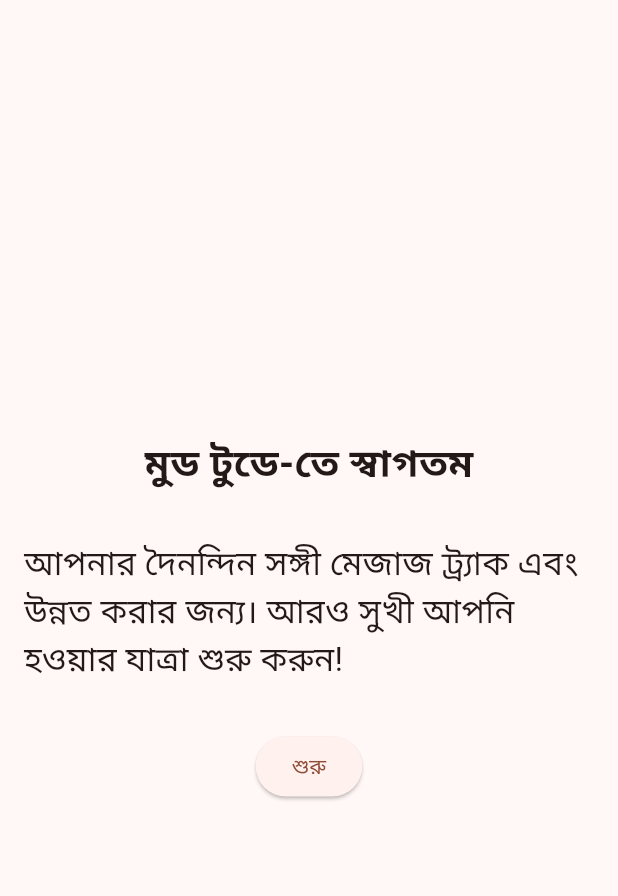
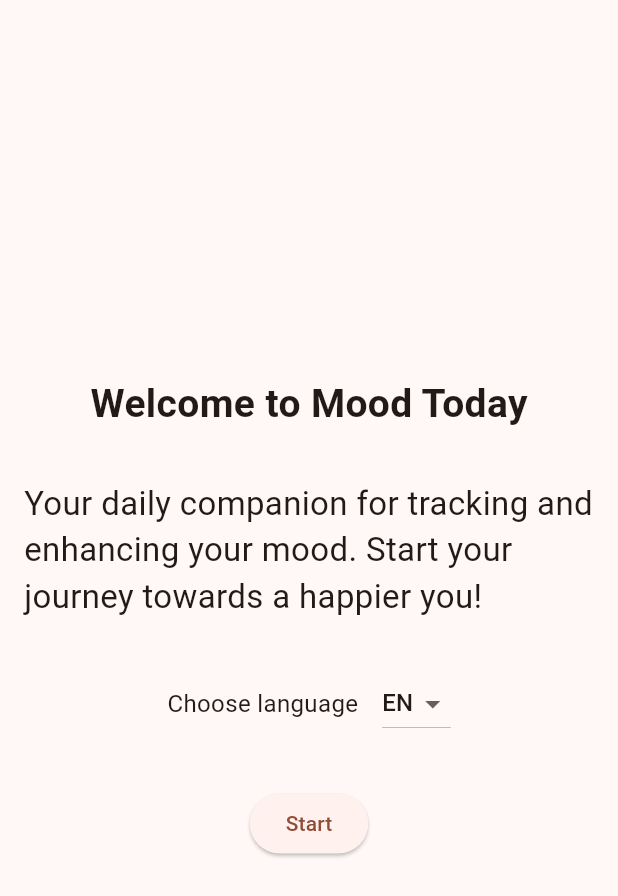
Before and after one commit to shahsamir97/mood_today, a Flutter app: the screen it shows after launch, on a phone screen of 412 x 824 dp. Shown: the top 896 px of the screen. Run offline on Flutter 3.47's test engine with Material 3 defaults, Android fonts, the phone set to English and light mode, and no system bars; our stand-ins replace flutter_bloc.

Commit message:
Change language dynamically

```diff
--- a/lib/blocs/quiz/quiz_bloc.dart
+++ b/lib/blocs/quiz/quiz_bloc.dart
@@ -8,6 +8,7 @@ class QuizBloc extends Bloc<QuizEvent, QuizState> {
     on<NextQuestionEvent>(_onNextQuestion);
     on<SelectAnswerEvent>(_onSelectAnswer);
     on<ResetQuizEvent>(_onResetQuiz);
+    on<OnLanguageChangeEvent>(_onLanguageChange);
   }
 
   void _onNextQuestion(NextQuestionEvent event, Emitter<QuizState> emit) {
@@ -39,4 +40,8 @@ class QuizBloc extends Bloc<QuizEvent, QuizState> {
   void _onResetQuiz(ResetQuizEvent event, Emitter<QuizState> emit) {
     emit(QuizState.initial());
   }
+
+  void _onLanguageChange(OnLanguageChangeEvent event, Emitter<QuizState> emit) {
+    emit(state.copyWith(selectedLocale: event.locale));
+  }
 }
--- a/lib/blocs/quiz/quiz_event.dart
+++ b/lib/blocs/quiz/quiz_event.dart
@@ -1,4 +1,6 @@
 //create a class called QuizEvent with an abstract class where there will be different events for the quiz. One event for switching to the next question, one event for selecting an answer, and one event for last question reached.
+import 'dart:ui';
+
 abstract class QuizEvent {}
 
 class NextQuestionEvent extends QuizEvent {}
@@ -10,3 +12,9 @@ class SelectAnswerEvent extends QuizEvent {
 }
 
 class ResetQuizEvent extends QuizEvent {}
+
+class OnLanguageChangeEvent extends QuizEvent {
+  final Locale locale;
+
+  OnLanguageChangeEvent(this.locale);
+}
--- a/lib/blocs/quiz/quiz_state.dart
+++ b/lib/blocs/quiz/quiz_state.dart
@@ -1,4 +1,4 @@
-import 'dart:ffi';
+import 'dart:ui';
 
 class QuizState {
   final int currentQuestionIndex;
@@ -8,6 +8,13 @@ class QuizState {
   final bool showError;
   final isAnswerSelected;
   final String selectedAnswer;
+  final Locale selectedLocale;
+
+  final supportedLocales = [
+    Locale('en'),
+    Locale('es'),
+    Locale('bn'),
+  ];
 
   final List totalQuestions = [
     "How was your day?",
@@ -26,7 +33,7 @@ class QuizState {
   ];
 
   factory QuizState.initial() {
-    return QuizState(0, {}, false, "Next", false, false, "");
+    return QuizState(0, {}, false, "Next", false, false, "", Locale('en') );
   }
 
   QuizState copyWith({
@@ -36,6 +43,7 @@ class QuizState {
       String? buttonText,
      bool? showError,
       String? selectedAnswer,
+    Locale? selectedLocale,
     }) {
       return QuizState(
         currentQuestionIndex ?? this.currentQuestionIndex,
@@ -44,7 +52,8 @@ class QuizState {
         buttonText ?? this.buttonText,
         showError ?? this.showError,
         isAnswerSelected,
-        selectedAnswer ?? this.selectedAnswer
+        selectedAnswer ?? this.selectedAnswer,
+        selectedLocale ?? this.selectedLocale
       );
     }
 
@@ -54,6 +63,7 @@ class QuizState {
       this.buttonText,
       this.showError,
       this.isAnswerSelected,
-      this.selectedAnswer
+      this.selectedAnswer,
+      this.selectedLocale
       );
 }
--- a/lib/l10n/intl_bn.arb
+++ b/lib/l10n/intl_bn.arb
@@ -15,5 +15,6 @@
         "example": "85"
       }
     }
-  }
+  },
+  "chooseLanguage": "ভাষা নির্বাচন করুন"
 }
--- a/lib/l10n/intl_en.arb
+++ b/lib/l10n/intl_en.arb
@@ -15,5 +15,6 @@
         "example": "85"
       }
     }
-  }
+  },
+  "chooseLanguage": "Choose language"
 }
--- a/lib/l10n/intl_es.arb
+++ b/lib/l10n/intl_es.arb
@@ -15,5 +15,6 @@
         "example": "85"
       }
     }
-  }
+  },
+  "chooseLanguage": "Elegir idioma"
 }
--- a/lib/l10n/intl_localizations.dart
+++ b/lib/l10n/intl_localizations.dart
@@ -147,6 +147,12 @@ abstract class AppLocalizations {
   /// In en, this message translates to:
   /// **'You have completed the quiz! Here are your result: {score}'**
   String quizCompletionMessage(int score);
+
+  /// No description provided for @chooseLanguage.
+  ///
+  /// In en, this message translates to:
+  /// **'Choose language'**
+  String get chooseLanguage;
 }
 
 class _AppLocalizationsDelegate
--- a/lib/l10n/intl_localizations_bn.dart
+++ b/lib/l10n/intl_localizations_bn.dart
@@ -34,4 +34,7 @@ class AppLocalizationsBn extends AppLocalizations {
   String quizCompletionMessage(int score) {
     return 'আপনি কুইজ সম্পন্ন করেছেন! এখানে আপনার ফলাফল:';
   }
+
+  @override
+  String get chooseLanguage => 'ভাষা নির্বাচন করুন';
 }
--- a/lib/l10n/intl_localizations_en.dart
+++ b/lib/l10n/intl_localizations_en.dart
@@ -34,4 +34,7 @@ class AppLocalizationsEn extends AppLocalizations {
   String quizCompletionMessage(int score) {
     return 'You have completed the quiz! Here are your result: $score';
   }
+
+  @override
+  String get chooseLanguage => 'Choose language';
 }
--- a/lib/l10n/intl_localizations_es.dart
+++ b/lib/l10n/intl_localizations_es.dart
@@ -35,4 +35,7 @@ class AppLocalizationsEs extends AppLocalizations {
   String quizCompletionMessage(int score) {
     return '¡Has completado el cuestionario! Aquí están tus resultados: $score';
   }
+
+  @override
+  String get chooseLanguage => 'Elegir idioma';
 }
--- a/lib/main.dart
+++ b/lib/main.dart
@@ -1,6 +1,5 @@
 import 'package:flutter/material.dart';
 import 'package:flutter_bloc/flutter_bloc.dart';
-import 'package:flutter_localizations/flutter_localizations.dart';
 import 'package:mood_today/blocs/quiz/quiz_bloc.dart';
 import 'package:mood_today/blocs/quiz/quiz_state.dart';
 import 'package:mood_today/l10n/intl_localizations.dart';
@@ -18,19 +17,15 @@ class MyApp extends StatelessWidget {
 
   @override
   Widget build(BuildContext context) {
-    return MaterialApp(
+    return BlocBuilder<QuizBloc, QuizState>(builder: (context, state) =>
+       MaterialApp(
         title: 'Flutter Demo',
         theme: ThemeData(
           colorScheme: ColorScheme.fromSeed(seedColor: Colors.deepOrangeAccent),
         ),
         localizationsDelegates: AppLocalizations.localizationsDelegates,
-
-      supportedLocales: [
-        Locale('en', 'US'),
-        Locale('es', 'ES'),
-        Locale('bn', 'BD'),
-      ],
-      locale: Locale('bn', 'BD'),
+        supportedLocales: state.supportedLocales,
+        locale: state.selectedLocale,
         home: BlocListener<QuizBloc, QuizState>(
           listener: (context, state) {
             if (state.isQuizCompleted) {
@@ -48,6 +43,7 @@ class MyApp extends StatelessWidget {
           },
           child: const HomeScreen(title: 'Flutter Demo Home Page'),
         ),
+      )
     );
   }
 }
--- a/lib/screens/home/home_screen.dart
+++ b/lib/screens/home/home_screen.dart
@@ -1,4 +1,8 @@
 import 'package:flutter/material.dart';
+import 'package:flutter_bloc/flutter_bloc.dart';
+import 'package:mood_today/blocs/quiz/quiz_bloc.dart';
+import 'package:mood_today/blocs/quiz/quiz_event.dart';
+import 'package:mood_today/blocs/quiz/quiz_state.dart';
 import 'package:mood_today/l10n/intl_localizations.dart';
 import 'package:mood_today/screens/quiz/quiz_screen.dart';
 
@@ -16,19 +20,45 @@ class _HomeScreenState extends State<HomeScreen> {
 
   @override
   Widget build(BuildContext context) {
+
     return Scaffold(
       body: SafeArea(
         right: true,
         left: true,
         child: Padding(
           padding: EdgeInsets.fromLTRB(16, 0, 16, 0),
-          child: Column(
+          child: BlocBuilder<QuizBloc, QuizState>(
+            builder: (context, state) {
+
+              return Column(
                 mainAxisSize: MainAxisSize.max,
                 mainAxisAlignment: MainAxisAlignment.center,
                 children: [
                   Text(AppLocalizations.of(context)!.homeScreenTitle, style: TextStyle(fontSize: 26, fontWeight: FontWeight.bold),),
                   Padding(padding: EdgeInsets.all(16)),
                   Text(AppLocalizations.of(context)!.homeScreenBodyText, style: TextStyle(fontSize: 22),),
+                  Padding(padding: EdgeInsets.all(16)),
+                  Row(
+                    mainAxisAlignment: MainAxisAlignment.center,
+                    children: [
+                      Text(AppLocalizations.of(context)!.chooseLanguage, style: TextStyle(fontSize: 16)),
+                      SizedBox(width: 16),
+                      DropdownButton<Locale>(
+                        value: state.selectedLocale,
+                        items: state.supportedLocales.map((locale) {
+                          return DropdownMenuItem<Locale>(
+                            value: locale,
+                            child: Text(locale.languageCode.toUpperCase()),
+                          );
+                        }).toList(),
+                        onChanged: (Locale? newLocale) {
+                          if (newLocale != null) {
+                            context.read<QuizBloc>().add(OnLanguageChangeEvent(newLocale));
+                          }
+                        },
+                      ),
+                    ],
+                  ),
                   Padding(padding: EdgeInsets.all(16)),
                   ElevatedButton(
                     onPressed: () {
@@ -37,6 +67,8 @@ class _HomeScreenState extends State<HomeScreen> {
                     child: Text(AppLocalizations.of(context)!.startButton),
                   ),
                 ],
+              );
+            },
           ),
         ),
       ),
```
Also changed, not shown: lib/screens/quiz/quiz_screen.dart (+6 -5 lines), lib/generated/intl/messages_bn.dart, lib/generated/intl/messages_en.dart, lib/generated/intl/messages_es.dart, lib/generated/l10n.dart. Lines whose indentation alone changed are shown as unchanged.
